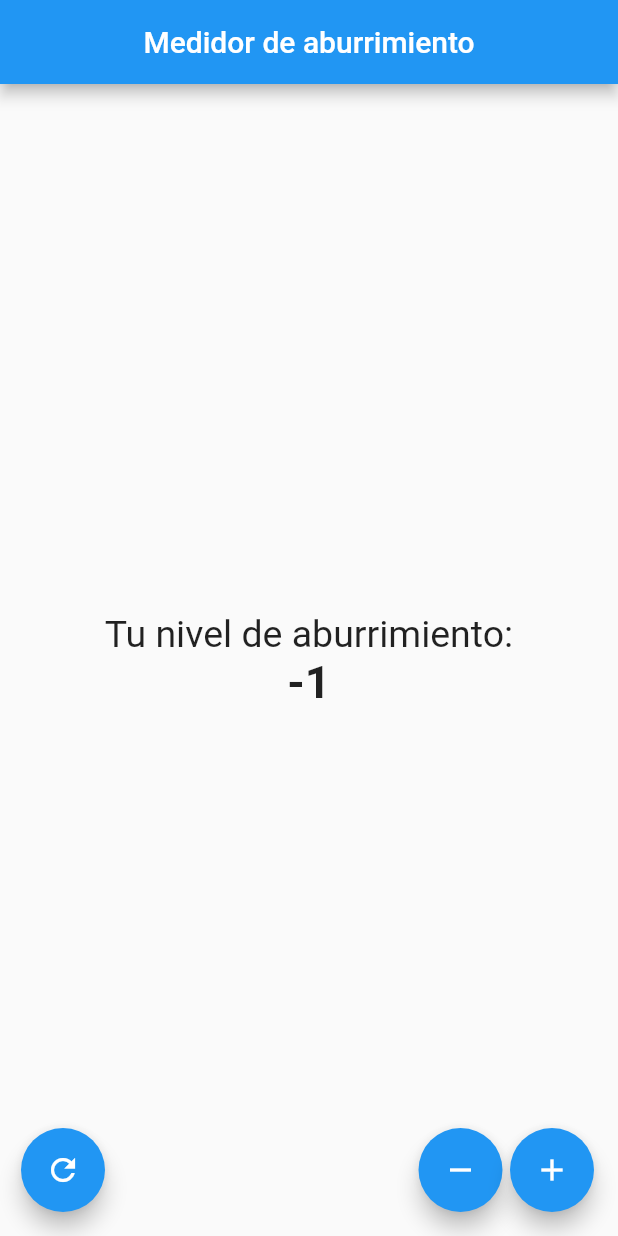
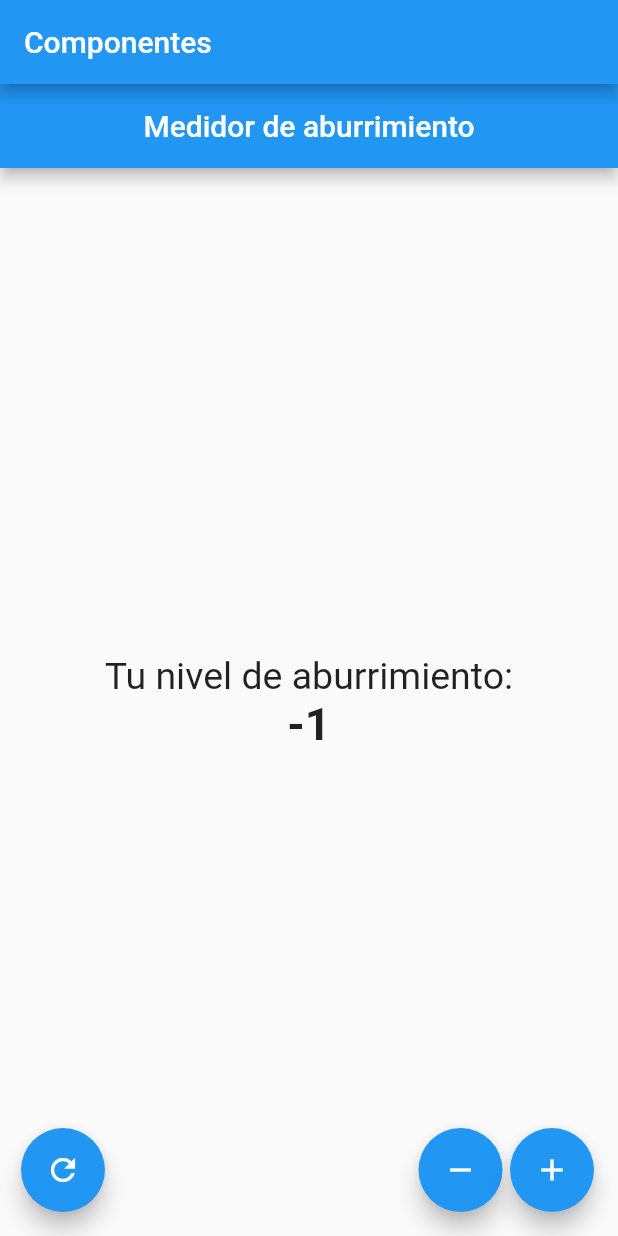
Before and after one commit to ThePotatoCamera/flutter_app, a Flutter app: the screen it shows after launch, after a tap on the "remove" icon, on a phone screen of 412 x 824 dp. Run offline on Flutter 3.47's test engine with Material 2 defaults, Android fonts, the phone set to English and light mode, and no system bars.

```diff
--- a/lib/main.dart
+++ b/lib/main.dart
@@ -1,8 +1,21 @@
 import 'package:flutter/material.dart';
-import 'package:flutter_app/src/app.dart';
 
-void main () {
+import 'package:flutter_app/src/pages/contador_page.dart';
+// import 'package:flutter_app/src/pages/home_page.dart';
 
-  runApp(new MyApp());
+void main() => runApp(MyApp());
 
+class MyApp extends StatelessWidget {
+  @override
+  Widget build(BuildContext context) {
+    return MaterialApp(
+      title: 'Aplicación de componentes',
+      home: Scaffold(
+          appBar: AppBar(
+            title: Text('Componentes'),
+          ),
+          body: ContadorPage()
+      ),
+    );
+  }
 }
```
